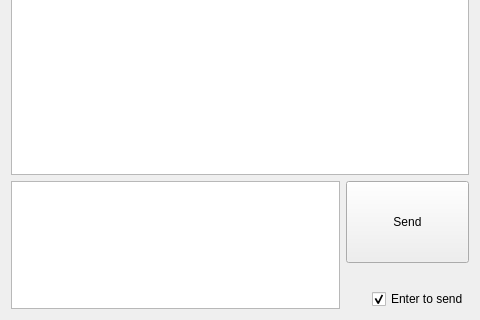
Subsentient/volition, file src/extensions/ziggurat/zigmessenger.ui: the form before one commit; both pictures show x 0 to 480 and y 320 to 640 of the 480 by 640 pixel window.
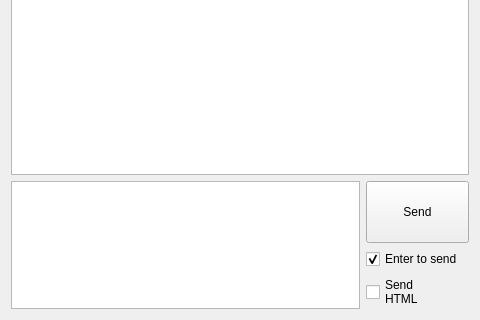
The form after the commit.

Commit message: Improvements to HTML handling, add an option ,etc

The edit to the form file:
```diff
--- a/src/extensions/ziggurat/zigmessenger.ui
+++ b/src/extensions/ziggurat/zigmessenger.ui
@@ -68,13 +68,11 @@
      </item>
      <item row="1" column="1">
       <layout class="QGridLayout" name="gridLayout">
-       <item row="2" column="1">
-        <widget class="QCheckBox" name="ZigEnterCheckbox">
+       <item row="2" column="0">
+        <widget class="QCheckBox" name="ZigHTMLCheckbox">
          <property name="text">
-          <string>Enter to send</string>
-         </property>
-         <property name="checked">
-          <bool>true</bool>
+          <string>Send
+HTML</string>
          </property>
         </widget>
        </item>
@@ -92,20 +90,14 @@
         </widget>
        </item>
        <item row="1" column="0">
-        <spacer name="ZigButtonSpacer">
-         <property name="orientation">
-          <enum>Qt::Vertical</enum>
+        <widget class="QCheckBox" name="ZigEnterCheckbox">
+         <property name="text">
+          <string>Enter to send</string>
          </property>
-         <property name="sizeType">
-          <enum>QSizePolicy::Preferred</enum>
+         <property name="checked">
+          <bool>true</bool>
          </property>
-         <property name="sizeHint" stdset="0">
-          <size>
-           <width>20</width>
-           <height>20</height>
-          </size>
-         </property>
-        </spacer>
+        </widget>
        </item>
       </layout>
      </item>
```
The commit also changes 4 other files.
